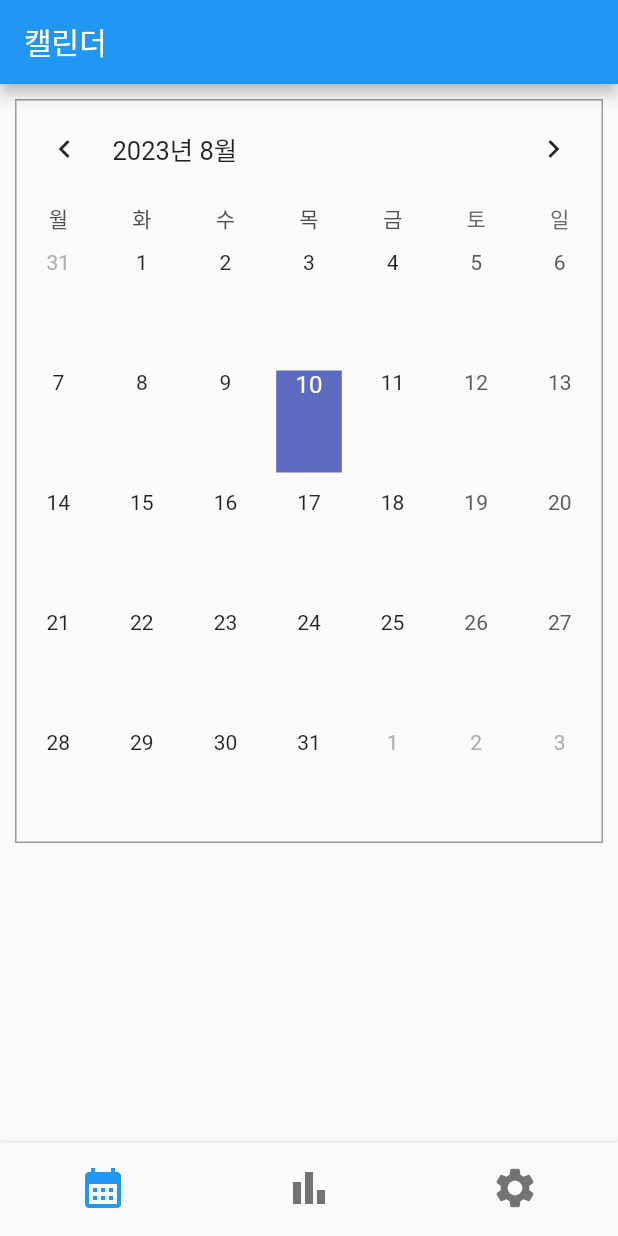
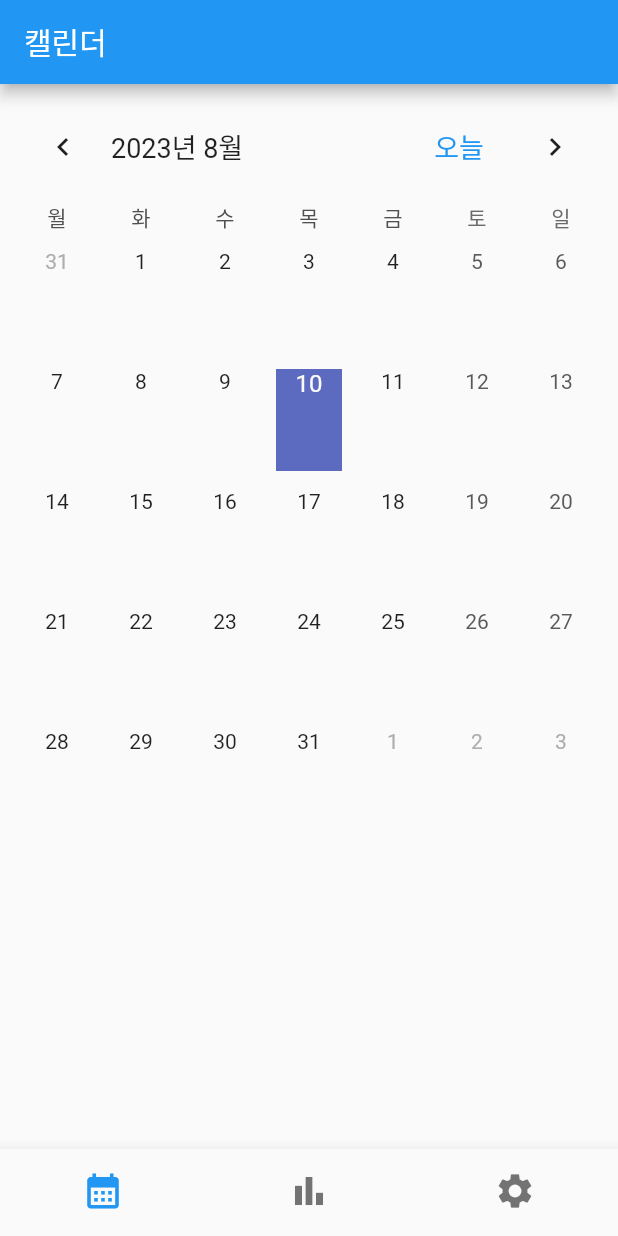
Before and after one commit to Hyeongbok-Jeon/day_condition, a Flutter app: the screen it shows after launch, on a phone screen of 412 x 824 dp. Run offline on Flutter 3.47's test engine with Material 2 defaults, Android fonts, the light colour scheme and no system bars; drawn by our look-alikes of table_calendar; our stand-ins replace firebase_auth, firebase_core, firebase_database, fl_chart, flutter_colorpicker, flutter_rating_bar; accounts and stored records are empty; network calls fail.

Commit message:
- 오늘 날짜 focus 기능 추가

```diff
--- a/lib/bottomNavigation.dart
+++ b/lib/bottomNavigation.dart
@@ -33,15 +33,15 @@ class _BottomNavigationExampleState extends State<BottomNavigationExample> {
           //   label: 'Home',
           // ),
           BottomNavigationBarItem(
-            icon: Icon(Icons.calendar_month, size: 32),
+            icon: Icon(Icons.calendar_month, size: 28),
             label: '',
           ),
           BottomNavigationBarItem(
-            icon: Icon(Icons.bar_chart, size: 32),
+            icon: Icon(Icons.bar_chart, size: 28),
             label: '',
           ),
           BottomNavigationBarItem(
-            icon: Icon(Icons.settings, size: 32),
+            icon: Icon(Icons.settings, size: 28),
             label: '',
           ),
         ],
@@ -53,7 +53,7 @@ class _BottomNavigationExampleState extends State<BottomNavigationExample> {
     switch (index) {
       case 0:
       // 홈 페이지 위젯 반환
-        return const TableEventsExample();
+        return const Canlendar();
       case 1:
       // 홈 페이지 위젯 반환
         return const Statistics();
--- a/lib/canlendar.dart
+++ b/lib/canlendar.dart
@@ -9,14 +9,14 @@ import 'package:firebase_database/firebase_database.dart';
 import '../utils.dart';
 import 'globalVariables.dart';
 
-class TableEventsExample extends StatefulWidget {
-  const TableEventsExample({super.key});
+class Canlendar extends StatefulWidget {
+  const Canlendar({super.key});
 
   @override
-  _TableEventsExampleState createState() => _TableEventsExampleState();
+  _CanlendarState createState() => _CanlendarState();
 }
 
-class _TableEventsExampleState extends State<TableEventsExample> {
+class _CanlendarState extends State<Canlendar> {
   late final ValueNotifier<List<Event>> _selectedEvents;
   CalendarFormat _calendarFormat = CalendarFormat.month;
   RangeSelectionMode _rangeSelectionMode = RangeSelectionMode.toggledOff; // Can be toggled on/off by longpressing a date
@@ -115,7 +115,9 @@ class _TableEventsExampleState extends State<TableEventsExample> {
       appBar: AppBar(
         title: Text("캘린더"),
       ),
-      body: Container(
+      body: Column(
+        children: [
+          Container(
             padding: const EdgeInsets.all(10),
             child: Container(
               decoration: borderForDebug,
@@ -162,7 +164,39 @@ class _TableEventsExampleState extends State<TableEventsExample> {
                   _focusedDay = focusedDay;
                 },
                 calendarBuilders: CalendarBuilders(
-                markerBuilder: (context, day, events){
+                    headerTitleBuilder: (BuildContext context, DateTime day) {
+                      return Container(
+                        decoration: borderForDebug,
+                        child: Row(
+                          mainAxisAlignment: MainAxisAlignment.spaceBetween,
+                          children: [
+                            Container(
+                                decoration: borderForDebug,
+                                child: Text(
+                                  '${day.year}년 ${day.month}월',
+                                  style: const TextStyle(fontSize: 18),
+                                )
+                            ),
+                            Container(
+                              decoration: borderForDebug,
+                              child: TextButton(
+                                onPressed: () {
+                                  setState(() {
+                                    _selectedDay = DateTime.now();
+                                    _focusedDay = DateTime.now();
+                                  });
+                                },
+                                child: const Text(
+                                  '오늘',
+                                  style: TextStyle(fontSize: 18),
+                                )
+                              ),
+                            ),
+                          ],
+                        ),
+                      );
+                    },
+                    markerBuilder: (context, day, events) {
                       final key = DateFormat('yyyyMMdd').format(day);
 
                       Future<Map<dynamic, dynamic>> getMarkersAsync() async {
@@ -272,8 +306,7 @@ class _TableEventsExampleState extends State<TableEventsExample> {
                 ),
                 onDayLongPressed: (DateTime selectedDay, DateTime focusedDay) async {
                   int dateCompareResult = selectedDay.compareTo(DateTime.now());
-              print(dateCompareResult);
-              if (selectedDay.compareTo(DateTime.now()) == 1) {
+                  if (dateCompareResult == 1) {
                     showDialog(
                       context: context,
                       builder: (BuildContext context) {
@@ -293,7 +326,6 @@ class _TableEventsExampleState extends State<TableEventsExample> {
                     );
                     return;
                   }
-
 
                   int wakeupTimeHH = 6;
                   int bedTimeHH = 22;
@@ -493,6 +525,8 @@ class _TableEventsExampleState extends State<TableEventsExample> {
               ),
             ),
           ),
+        ],
+      ),
     );
   }
 }
--- a/lib/globalVariables.dart
+++ b/lib/globalVariables.dart
@@ -1,7 +1,7 @@
 import 'package:firebase_database/firebase_database.dart';
 import 'package:flutter/material.dart';
 
-bool G_isDebug = true;
+bool G_isDebug = false;
 
 var borderForDebug = G_isDebug ? BoxDecoration(border: Border.all(width: 1, color: Colors.black38),) : null;
 
```
Also changed, not shown: lib/statistics.dart (+28 -14 lines), 1 other file. Lines whose indentation alone changed are shown as unchanged.
